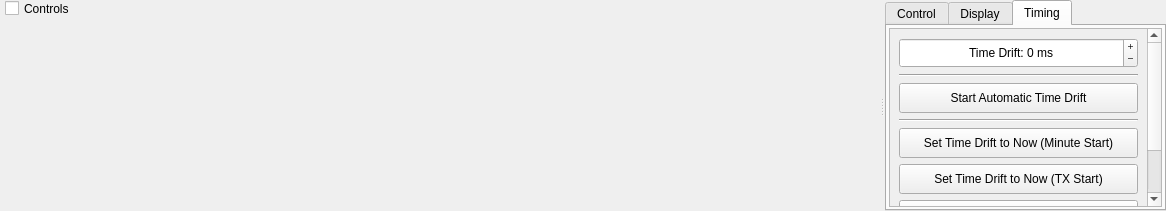
Qt form widegraph.ui (qcmiao1998/js8call) before a commit.
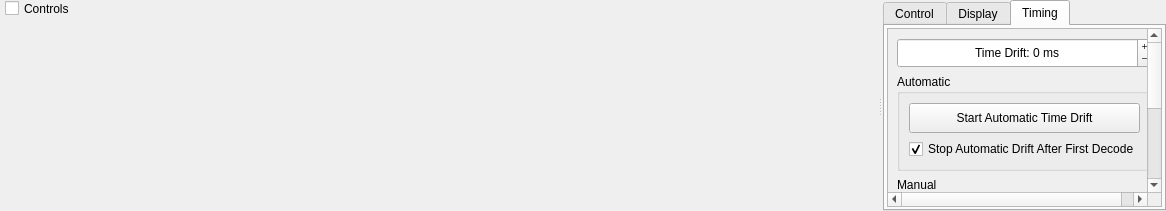
The same form after that commit. The open tabs and pages were chosen to show the change. Custom widgets are drawn as their Qt base class.

Commit message: Automatically stop time drift sync after decode by default

Patch:
```diff
--- a/widegraph.ui
+++ b/widegraph.ui
@@ -179,7 +179,7 @@
                <rect>
                 <x>0</x>
                 <y>0</y>
-                <width>270</width>
+                <width>323</width>
                 <height>372</height>
                </rect>
               </property>
@@ -428,7 +428,7 @@
                <rect>
                 <x>0</x>
                 <y>0</y>
-                <width>267</width>
+                <width>323</width>
                 <height>742</height>
                </rect>
               </property>
@@ -975,8 +975,8 @@
                <rect>
                 <x>0</x>
                 <y>0</y>
-                <width>273</width>
-                <height>252</height>
+                <width>337</width>
+                <height>351</height>
                </rect>
               </property>
               <layout class="QVBoxLayout" name="verticalLayout">
@@ -1021,12 +1021,11 @@
                 </widget>
                </item>
                <item>
-                <widget class="Line" name="line_2">
-                 <property name="orientation">
-                  <enum>Qt::Horizontal</enum>
+                <widget class="QGroupBox" name="groupBox_10">
+                 <property name="title">
+                  <string>Automatic</string>
                  </property>
-                </widget>
-               </item>
+                 <layout class="QVBoxLayout" name="verticalLayout_13">
                <item>
                 <widget class="QPushButton" name="autoDriftButton">
                  <property name="minimumSize">
@@ -1036,7 +1035,7 @@
                   </size>
                  </property>
                  <property name="toolTip">
-                  <string>&lt;html&gt;&lt;head/&gt;&lt;body&gt;&lt;p&gt;Automatically synchronize time drift every second to decodes of signals observed.&lt;/p&gt;&lt;p&gt;This process is CPU intensive and may cause abnormal decoder behavior if run for extended periods of time.&lt;/p&gt;&lt;/body&gt;&lt;/html&gt;</string>
+                     <string>&lt;html&gt;&lt;head/&gt;&lt;body&gt;&lt;p&gt;Automatically synchronize time drift every second to decodes of NORMAL and SLOW signals observed.&lt;/p&gt;&lt;p&gt;This process is CPU intensive and may cause abnormal decoder behavior if run for extended periods of time. Default operation should be paired with stopping automatic time drift after signals have been decoded. &lt;/p&gt;&lt;/body&gt;&lt;/html&gt;</string>
                  </property>
                  <property name="text">
                   <string>Start Automatic Time Drift</string>
@@ -1047,12 +1046,24 @@
                 </widget>
                </item>
                <item>
-                <widget class="Line" name="line">
-                 <property name="orientation">
-                  <enum>Qt::Horizontal</enum>
-                 </property>
-                </widget>
-               </item>
+                   <widget class="QCheckBox" name="autoDriftAutoStopCheckBox">
+                    <property name="text">
+                     <string>Stop Automatic Drift After First Decode</string>
+                    </property>
+                    <property name="checked">
+                     <bool>true</bool>
+                    </property>
+                   </widget>
+                  </item>
+                 </layout>
+                </widget>
+               </item>
+               <item>
+                <widget class="QGroupBox" name="groupBox_11">
+                 <property name="title">
+                  <string>Manual</string>
+                 </property>
+                 <layout class="QVBoxLayout" name="verticalLayout_14">
                <item>
                 <widget class="QPushButton" name="driftSyncMinuteButton">
                  <property name="minimumSize">
@@ -1069,22 +1080,6 @@
                  </property>
                 </widget>
                </item>
-               <item>
-                <widget class="QPushButton" name="driftSyncButton">
-                 <property name="minimumSize">
-                  <size>
-                   <width>0</width>
-                   <height>30</height>
-                  </size>
-                 </property>
-                 <property name="toolTip">
-                  <string>&lt;html&gt;&lt;head/&gt;&lt;body&gt;&lt;p&gt;Observe signals in the waterfall and click this to synchronize your time drift with the start of a TX cycle in the current transmission speed.&lt;/p&gt;&lt;/body&gt;&lt;/html&gt;</string>
-                 </property>
-                 <property name="text">
-                  <string>Set Time Drift to Now (TX Start)</string>
-                 </property>
-                </widget>
-               </item>
                <item>
                 <widget class="QPushButton" name="driftSyncEndButton">
                  <property name="minimumSize">
@@ -1101,6 +1096,22 @@
                  </property>
                 </widget>
                </item>
+                  <item>
+                   <widget class="QPushButton" name="driftSyncButton">
+                    <property name="minimumSize">
+                     <size>
+                      <width>0</width>
+                      <height>30</height>
+                     </size>
+                    </property>
+                    <property name="toolTip">
+                     <string>&lt;html&gt;&lt;head/&gt;&lt;body&gt;&lt;p&gt;Observe signals in the waterfall and click this to synchronize your time drift with the start of a TX cycle in the current transmission speed.&lt;/p&gt;&lt;/body&gt;&lt;/html&gt;</string>
+                    </property>
+                    <property name="text">
+                     <string>Set Time Drift to Now (TX Start)</string>
+                    </property>
+                   </widget>
+                  </item>
                <item>
                 <widget class="QPushButton" name="driftSyncResetButton">
                  <property name="minimumSize">
@@ -1115,6 +1126,9 @@
                  <property name="text">
                   <string>Reset Time Drift</string>
                  </property>
+                   </widget>
+                  </item>
+                 </layout>
                 </widget>
                </item>
                <item>
```
Lines whose indentation alone changed are shown as unchanged. The commit also changes 3 other files.
